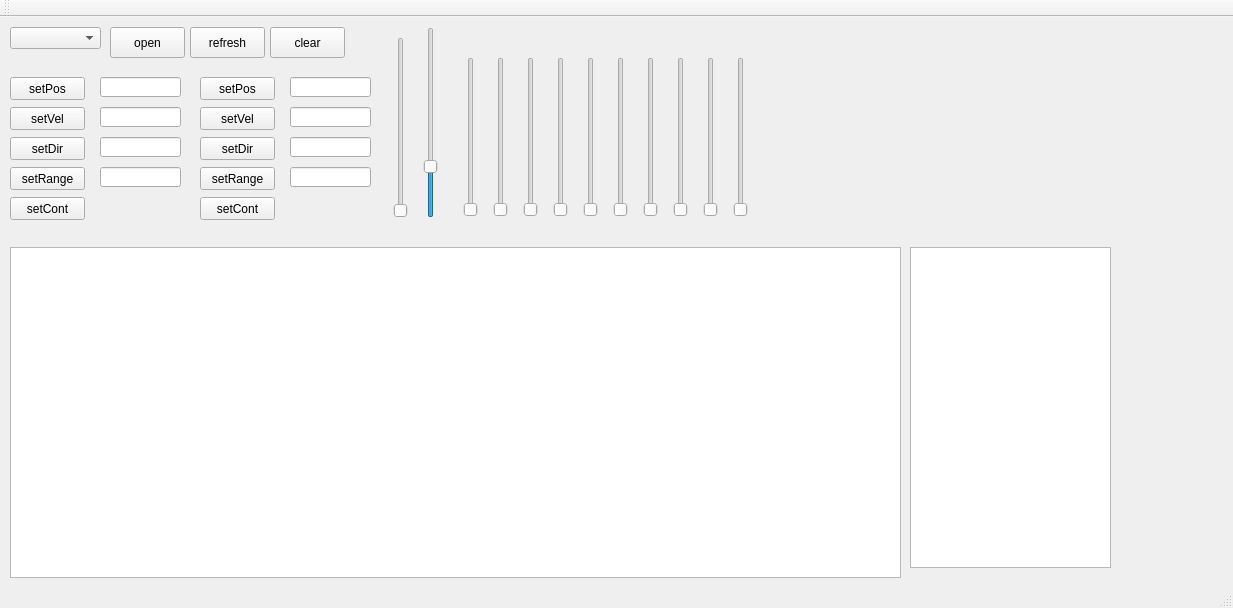
Above: mainwindow.ui from PoldenDev/polden-ver-motorControl-desktop before the change. Below: the same form after it.
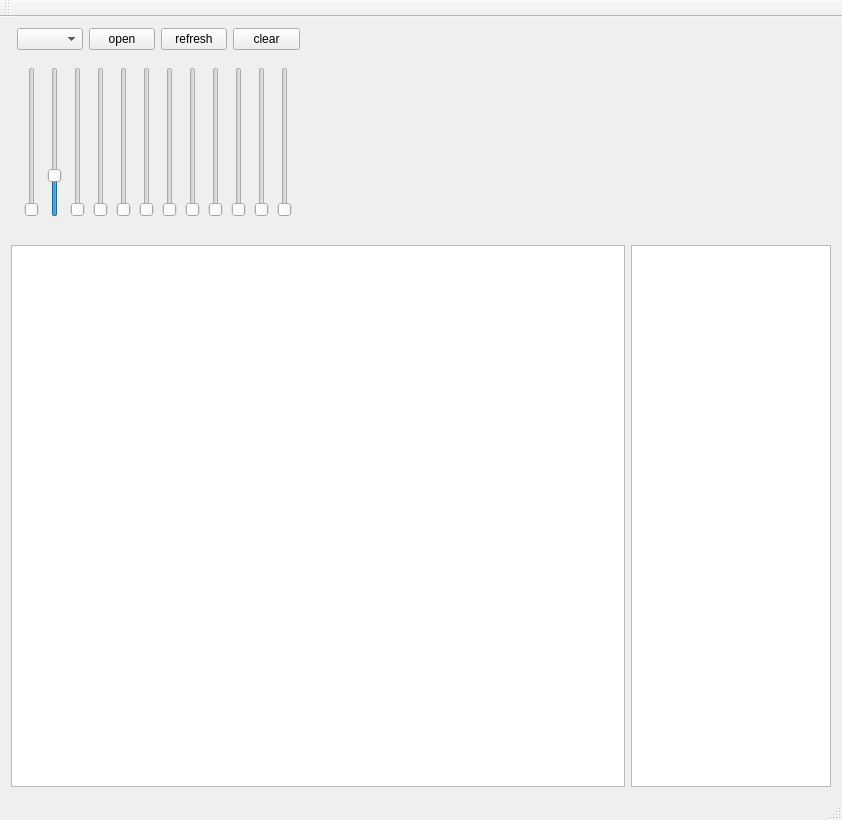
That is the form after the change.

Diff of the .ui file:
```diff
--- a/mainwindow.ui
+++ b/mainwindow.ui
@@ -6,246 +6,101 @@
    <rect>
     <x>0</x>
     <y>0</y>
-    <width>1233</width>
-    <height>608</height>
+    <width>840</width>
+    <height>820</height>
    </rect>
   </property>
   <property name="windowTitle">
    <string>MainWindow</string>
   </property>
   <widget class="QWidget" name="centralWidget">
-   <widget class="QPushButton" name="butPos">
-    <property name="geometry">
-     <rect>
-      <x>10</x>
-      <y>60</y>
-      <width>75</width>
-      <height>23</height>
-     </rect>
-    </property>
-    <property name="text">
-     <string>setPos</string>
-    </property>
-   </widget>
+   <layout class="QVBoxLayout" name="verticalLayout_2">
+    <item>
+     <widget class="QWidget" name="widget_2" native="true">
+      <property name="minimumSize">
+       <size>
+        <width>820</width>
+        <height>0</height>
+       </size>
+      </property>
+      <property name="maximumSize">
+       <size>
+        <width>800</width>
+        <height>200</height>
+       </size>
+      </property>
+      <layout class="QVBoxLayout" name="verticalLayout">
+       <property name="leftMargin">
+        <number>0</number>
+       </property>
+       <property name="topMargin">
+        <number>0</number>
+       </property>
+       <property name="rightMargin">
+        <number>0</number>
+       </property>
+       <property name="bottomMargin">
+        <number>0</number>
+       </property>
+       <item>
+        <widget class="QWidget" name="widget_4" native="true">
+         <property name="maximumSize">
+          <size>
+           <width>300</width>
+           <height>16777215</height>
+          </size>
+         </property>
+         <layout class="QHBoxLayout" name="horizontalLayout_3">
+          <property name="leftMargin">
+           <number>0</number>
+          </property>
+          <property name="topMargin">
+           <number>0</number>
+          </property>
+          <property name="bottomMargin">
+           <number>0</number>
+          </property>
+          <item>
+           <widget class="QWidget" name="widget_5" native="true"/>
+          </item>
+          <item>
+           <widget class="QComboBox" name="comComboBox"/>
+          </item>
+          <item>
    <widget class="QPushButton" name="pushButtonComOpen">
-    <property name="geometry">
-     <rect>
-      <x>110</x>
-      <y>10</y>
-      <width>75</width>
-      <height>31</height>
-     </rect>
-    </property>
     <property name="text">
      <string>open</string>
     </property>
    </widget>
-   <widget class="QLineEdit" name="lineEditPos">
-    <property name="geometry">
-     <rect>
-      <x>100</x>
-      <y>60</y>
-      <width>81</width>
-      <height>20</height>
-     </rect>
-    </property>
-   </widget>
-   <widget class="QPushButton" name="pushButton">
-    <property name="geometry">
-     <rect>
-      <x>10</x>
-      <y>90</y>
-      <width>75</width>
-      <height>23</height>
-     </rect>
-    </property>
+          </item>
+          <item>
+           <widget class="QPushButton" name="pushButton_refreshCom">
     <property name="text">
-     <string>setVel</string>
-    </property>
-   </widget>
-   <widget class="QLineEdit" name="lineEditVel">
-    <property name="geometry">
-     <rect>
-      <x>100</x>
-      <y>90</y>
-      <width>81</width>
-      <height>20</height>
-     </rect>
-    </property>
-   </widget>
-   <widget class="QPushButton" name="pushButtonSetRange">
-    <property name="geometry">
-     <rect>
-      <x>10</x>
-      <y>150</y>
-      <width>75</width>
-      <height>23</height>
-     </rect>
-    </property>
+             <string>refresh</string>
+            </property>
+           </widget>
+          </item>
+          <item>
+           <widget class="QPushButton" name="pushButtonClear">
     <property name="text">
-     <string>setRange</string>
-    </property>
-   </widget>
-   <widget class="QPushButton" name="pushButtonDir">
-    <property name="geometry">
-     <rect>
-      <x>10</x>
-      <y>120</y>
-      <width>75</width>
-      <height>23</height>
-     </rect>
-    </property>
-    <property name="text">
-     <string>setDir</string>
-    </property>
-   </widget>
-   <widget class="QLineEdit" name="lineEditDir">
-    <property name="geometry">
-     <rect>
-      <x>100</x>
-      <y>120</y>
-      <width>81</width>
-      <height>20</height>
-     </rect>
-    </property>
-   </widget>
-   <widget class="QLineEdit" name="lineEditRange3">
-    <property name="geometry">
-     <rect>
-      <x>100</x>
-      <y>150</y>
-      <width>81</width>
-      <height>20</height>
-     </rect>
-    </property>
-   </widget>
-   <widget class="QPushButton" name="pushButtonSetCont">
-    <property name="geometry">
-     <rect>
-      <x>10</x>
-      <y>180</y>
-      <width>75</width>
-      <height>23</height>
-     </rect>
-    </property>
-    <property name="text">
-     <string>setCont</string>
-    </property>
-   </widget>
-   <widget class="QPushButton" name="pushButtonSetCont_2">
-    <property name="geometry">
-     <rect>
-      <x>200</x>
-      <y>180</y>
-      <width>75</width>
-      <height>23</height>
-     </rect>
-    </property>
-    <property name="text">
-     <string>setCont</string>
-    </property>
-   </widget>
-   <widget class="QPushButton" name="pushButtonSetRange_2">
-    <property name="geometry">
-     <rect>
-      <x>200</x>
-      <y>150</y>
-      <width>75</width>
-      <height>23</height>
-     </rect>
-    </property>
-    <property name="text">
-     <string>setRange</string>
-    </property>
-   </widget>
-   <widget class="QLineEdit" name="lineEditVel_2">
-    <property name="geometry">
-     <rect>
-      <x>290</x>
-      <y>90</y>
-      <width>81</width>
-      <height>20</height>
-     </rect>
-    </property>
-   </widget>
-   <widget class="QLineEdit" name="lineEditRange3_2">
-    <property name="geometry">
-     <rect>
-      <x>290</x>
-      <y>150</y>
-      <width>81</width>
-      <height>20</height>
-     </rect>
-    </property>
-   </widget>
-   <widget class="QPushButton" name="pushButton_2">
-    <property name="geometry">
-     <rect>
-      <x>200</x>
-      <y>90</y>
-      <width>75</width>
-      <height>23</height>
-     </rect>
-    </property>
-    <property name="text">
-     <string>setVel</string>
-    </property>
-   </widget>
-   <widget class="QLineEdit" name="lineEditPos_2">
-    <property name="geometry">
-     <rect>
-      <x>290</x>
-      <y>60</y>
-      <width>81</width>
-      <height>20</height>
-     </rect>
-    </property>
-   </widget>
-   <widget class="QPushButton" name="pushButtonDir_2">
-    <property name="geometry">
-     <rect>
-      <x>200</x>
-      <y>120</y>
-      <width>75</width>
-      <height>23</height>
-     </rect>
-    </property>
-    <property name="text">
-     <string>setDir</string>
-    </property>
-   </widget>
-   <widget class="QLineEdit" name="lineEditDir_2">
-    <property name="geometry">
-     <rect>
-      <x>290</x>
-      <y>120</y>
-      <width>81</width>
-      <height>20</height>
-     </rect>
-    </property>
-   </widget>
-   <widget class="QPushButton" name="butPos_2">
-    <property name="geometry">
-     <rect>
-      <x>200</x>
-      <y>60</y>
-      <width>75</width>
-      <height>23</height>
-     </rect>
-    </property>
-    <property name="text">
-     <string>setPos</string>
-    </property>
-   </widget>
+             <string>clear</string>
+            </property>
+           </widget>
+          </item>
+         </layout>
+        </widget>
+       </item>
+       <item>
+        <widget class="QWidget" name="widget_3" native="true">
+         <property name="maximumSize">
+          <size>
+           <width>300</width>
+           <height>16777215</height>
+          </size>
+         </property>
+         <layout class="QHBoxLayout" name="horizontalLayout_2">
+          <item>
    <widget class="QSlider" name="verticalSlider">
-    <property name="geometry">
-     <rect>
-      <x>390</x>
-      <y>20</y>
-      <width>22</width>
-      <height>181</height>
-     </rect>
-    </property>
     <property name="maximum">
      <number>1000</number>
     </property>
@@ -256,15 +111,9 @@
      <enum>Qt::Vertical</enum>
     </property>
    </widget>
+          </item>
+          <item>
    <widget class="QSlider" name="verticalSlider_2">
-    <property name="geometry">
-     <rect>
-      <x>420</x>
-      <y>10</y>
-      <width>22</width>
-      <height>191</height>
-     </rect>
-    </property>
     <property name="maximum">
      <number>3999</number>
     </property>
@@ -275,51 +124,9 @@
      <enum>Qt::Vertical</enum>
     </property>
    </widget>
-   <widget class="QComboBox" name="comComboBox">
-    <property name="geometry">
-     <rect>
-      <x>10</x>
-      <y>10</y>
-      <width>91</width>
-      <height>22</height>
-     </rect>
-    </property>
-   </widget>
-   <widget class="QPlainTextEdit" name="plainTextEdit">
-    <property name="geometry">
-     <rect>
-      <x>10</x>
-      <y>230</y>
-      <width>891</width>
-      <height>331</height>
-     </rect>
-    </property>
-    <property name="readOnly">
-     <bool>true</bool>
-    </property>
-   </widget>
-   <widget class="QPlainTextEdit" name="plainTextUDP">
-    <property name="geometry">
-     <rect>
-      <x>910</x>
-      <y>230</y>
-      <width>201</width>
-      <height>321</height>
-     </rect>
-    </property>
-    <property name="readOnly">
-     <bool>true</bool>
-    </property>
-   </widget>
+          </item>
+          <item>
    <widget class="QSlider" name="verticalMotorPos1">
-    <property name="geometry">
-     <rect>
-      <x>460</x>
-      <y>40</y>
-      <width>22</width>
-      <height>160</height>
-     </rect>
-    </property>
     <property name="maximum">
      <number>1000</number>
     </property>
@@ -327,15 +134,9 @@
      <enum>Qt::Vertical</enum>
     </property>
    </widget>
+          </item>
+          <item>
    <widget class="QSlider" name="verticalMotorPos2">
-    <property name="geometry">
-     <rect>
-      <x>490</x>
-      <y>40</y>
-      <width>22</width>
-      <height>160</height>
-     </rect>
-    </property>
     <property name="maximum">
      <number>1000</number>
     </property>
@@ -343,15 +144,9 @@
      <enum>Qt::Vertical</enum>
     </property>
    </widget>
+          </item>
+          <item>
    <widget class="QSlider" name="verticalMotorPos3">
-    <property name="geometry">
-     <rect>
-      <x>520</x>
-      <y>40</y>
-      <width>22</width>
-      <height>160</height>
-     </rect>
-    </property>
     <property name="maximum">
      <number>1000</number>
     </property>
@@ -359,15 +154,9 @@
      <enum>Qt::Vertical</enum>
     </property>
    </widget>
+          </item>
+          <item>
    <widget class="QSlider" name="verticalMotorPos4">
-    <property name="geometry">
-     <rect>
-      <x>550</x>
-      <y>40</y>
-      <width>22</width>
-      <height>160</height>
-     </rect>
-    </property>
     <property name="maximum">
      <number>1000</number>
     </property>
@@ -375,15 +164,9 @@
      <enum>Qt::Vertical</enum>
     </property>
    </widget>
+          </item>
+          <item>
    <widget class="QSlider" name="verticalMotorPos5">
-    <property name="geometry">
-     <rect>
-      <x>580</x>
-      <y>40</y>
-      <width>22</width>
-      <height>160</height>
-     </rect>
-    </property>
     <property name="maximum">
      <number>1000</number>
     </property>
@@ -391,15 +174,9 @@
      <enum>Qt::Vertical</enum>
     </property>
    </widget>
+          </item>
+          <item>
    <widget class="QSlider" name="verticalMotorPos6">
-    <property name="geometry">
-     <rect>
-      <x>610</x>
-      <y>40</y>
-      <width>22</width>
-      <height>160</height>
-     </rect>
-    </property>
     <property name="maximum">
      <number>1000</number>
     </property>
@@ -407,15 +184,9 @@
      <enum>Qt::Vertical</enum>
     </property>
    </widget>
+          </item>
+          <item>
    <widget class="QSlider" name="verticalMotorPos7">
-    <property name="geometry">
-     <rect>
-      <x>640</x>
-      <y>40</y>
-      <width>22</width>
-      <height>160</height>
-     </rect>
-    </property>
     <property name="maximum">
      <number>1000</number>
     </property>
@@ -423,15 +194,9 @@
      <enum>Qt::Vertical</enum>
     </property>
    </widget>
+          </item>
+          <item>
    <widget class="QSlider" name="verticalMotorPos8">
-    <property name="geometry">
-     <rect>
-      <x>670</x>
-      <y>40</y>
-      <width>22</width>
-      <height>160</height>
-     </rect>
-    </property>
     <property name="maximum">
      <number>1000</number>
     </property>
@@ -439,15 +204,9 @@
      <enum>Qt::Vertical</enum>
     </property>
    </widget>
+          </item>
+          <item>
    <widget class="QSlider" name="verticalMotorPos9">
-    <property name="geometry">
-     <rect>
-      <x>700</x>
-      <y>40</y>
-      <width>22</width>
-      <height>160</height>
-     </rect>
-    </property>
     <property name="maximum">
      <number>1000</number>
     </property>
@@ -455,15 +214,9 @@
      <enum>Qt::Vertical</enum>
     </property>
    </widget>
+          </item>
+          <item>
    <widget class="QSlider" name="verticalMotorPos10">
-    <property name="geometry">
-     <rect>
-      <x>730</x>
-      <y>40</y>
-      <width>22</width>
-      <height>160</height>
-     </rect>
-    </property>
     <property name="maximum">
      <number>1000</number>
     </property>
@@ -471,32 +224,49 @@
      <enum>Qt::Vertical</enum>
     </property>
    </widget>
-   <widget class="QPushButton" name="pushButton_refreshCom">
-    <property name="geometry">
-     <rect>
-      <x>190</x>
-      <y>10</y>
-      <width>75</width>
-      <height>31</height>
-     </rect>
-    </property>
-    <property name="text">
-     <string>refresh</string>
-    </property>
-   </widget>
-   <widget class="QPushButton" name="pushButtonClear">
-    <property name="geometry">
-     <rect>
-      <x>270</x>
-      <y>10</y>
-      <width>75</width>
-      <height>31</height>
-     </rect>
-    </property>
-    <property name="text">
-     <string>clear</string>
-    </property>
-   </widget>
+          </item>
+         </layout>
+        </widget>
+       </item>
+      </layout>
+     </widget>
+    </item>
+    <item>
+     <widget class="QWidget" name="widget" native="true">
+      <layout class="QHBoxLayout" name="horizontalLayout">
+       <property name="leftMargin">
+        <number>0</number>
+       </property>
+       <property name="rightMargin">
+        <number>0</number>
+       </property>
+       <property name="bottomMargin">
+        <number>0</number>
+       </property>
+       <item>
+        <widget class="QPlainTextEdit" name="plainTextEdit">
+         <property name="readOnly">
+          <bool>true</bool>
+         </property>
+        </widget>
+       </item>
+       <item>
+        <widget class="QPlainTextEdit" name="plainTextUDP">
+         <property name="maximumSize">
+          <size>
+           <width>200</width>
+           <height>16777215</height>
+          </size>
+         </property>
+         <property name="readOnly">
+          <bool>true</bool>
+         </property>
+        </widget>
+       </item>
+      </layout>
+     </widget>
+    </item>
+   </layout>
   </widget>
   <widget class="QMenuBar" name="menuBar">
    <property name="geometry">
```
Left out of the diff: 2 changed lines with no effect on the pictures. Lines whose indentation alone changed are shown as unchanged.
